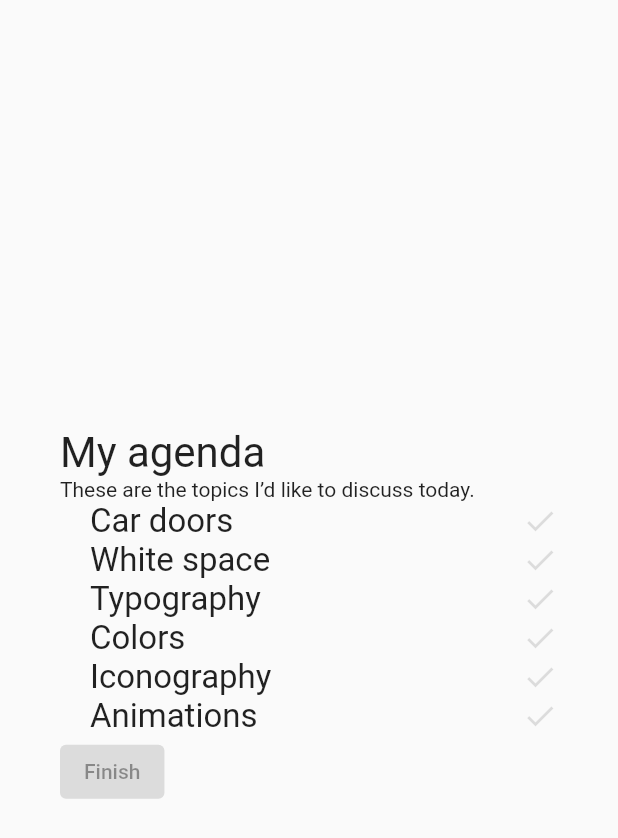
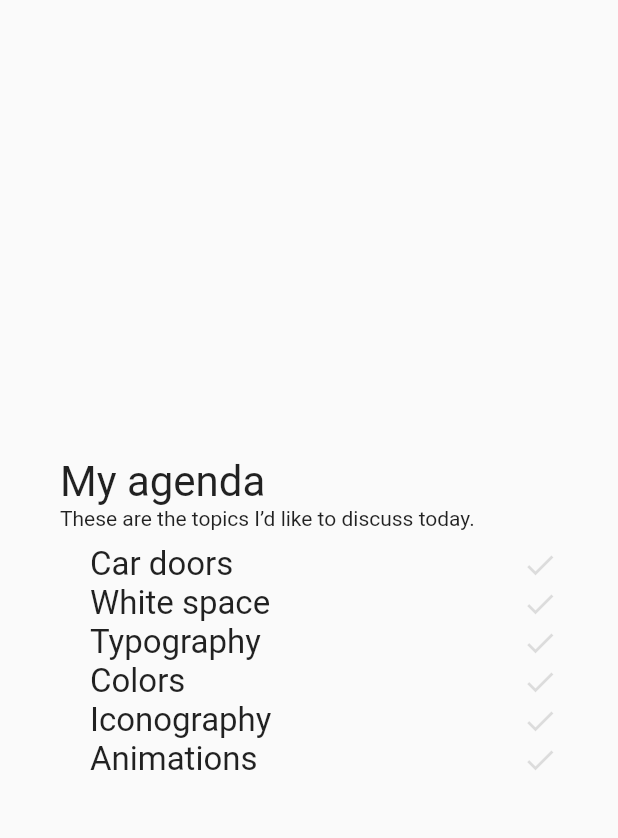
Before and after one commit to filiph/little_things, a Flutter app: the screen it shows after launch, on a phone screen of 412 x 824 dp. Shown: the top 838 px of the screen. Run offline on Flutter 3.47's test engine with Material 2 defaults, Android fonts, the phone set to English and light mode, and no system bars; our stand-ins replace yaml.

Commit message:
Remove button

```diff
--- a/lib/src/list.dart
+++ b/lib/src/list.dart
@@ -19,8 +19,8 @@ class MyAgendaList extends StatelessWidget {
             children: [
               Text('My agenda', style: TextStyle(fontSize: 28)),
               Text("These are the topics I’d like to discuss today."),
+              SizedBox(height: 10),
               for (final item in agenda.items) AgendaListItem(item),
-              ElevatedButton(onPressed: null, child: Text('Finish'))
             ],
           ),
         ),
```
